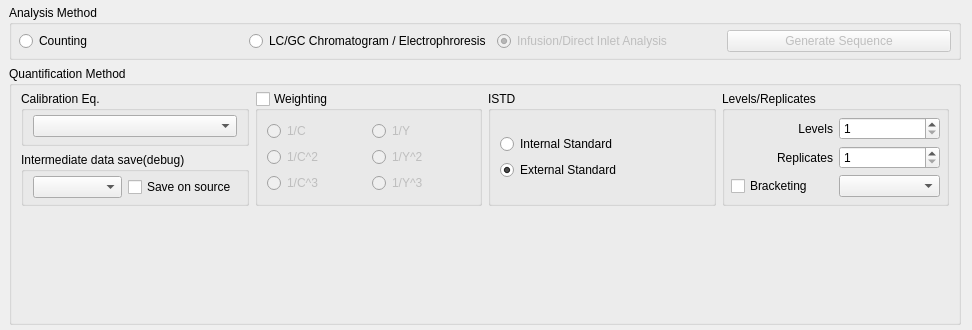
Above: src/plugins/quan/quanconfigform.ui from qtplatz/qtplatz before the change. Below: the same form after it.
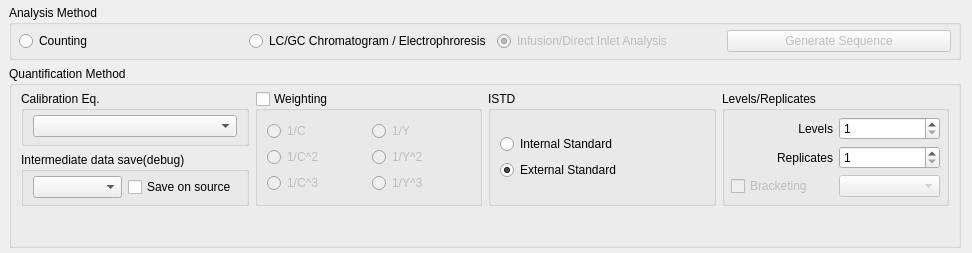
That is the form after the change.

```diff
--- a/src/plugins/quan/quanconfigform.ui
+++ b/src/plugins/quan/quanconfigform.ui
@@ -7,7 +7,7 @@
     <x>0</x>
     <y>0</y>
     <width>972</width>
-    <height>330</height>
+    <height>253</height>
    </rect>
   </property>
   <property name="maximumSize">
@@ -262,13 +262,20 @@
              </item>
              <item row="2" column="0">
               <widget class="QCheckBox" name="checkBox">
+               <property name="enabled">
+                <bool>false</bool>
+               </property>
                <property name="text">
                 <string>Bracketing</string>
                </property>
               </widget>
              </item>
              <item row="2" column="1">
-              <widget class="QComboBox" name="comboBox_2"/>
+              <widget class="QComboBox" name="comboBox_2">
+               <property name="enabled">
+                <bool>false</bool>
+               </property>
+              </widget>
              </item>
             </layout>
            </item>
```
